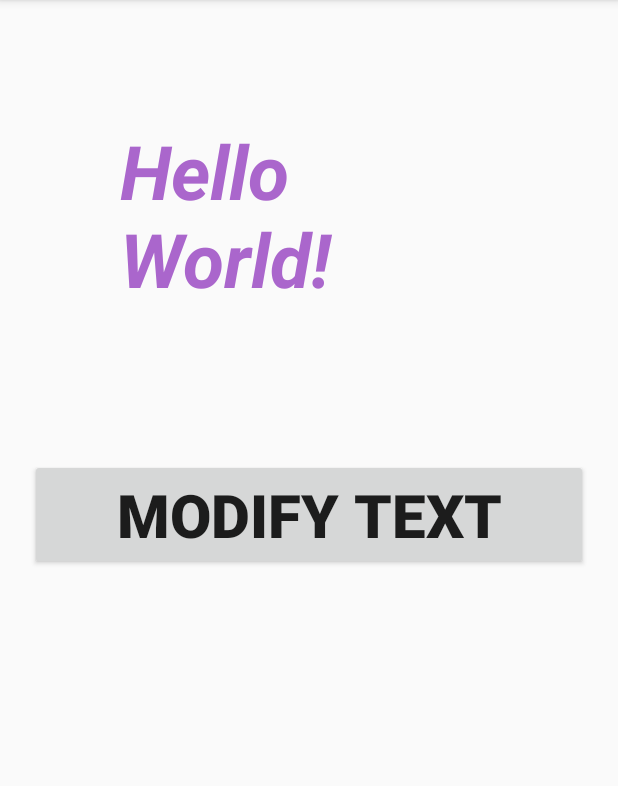
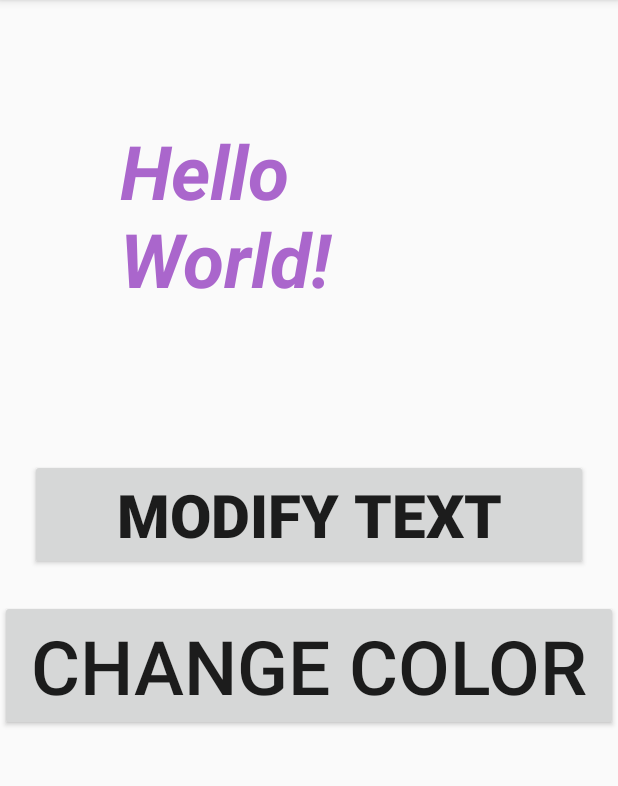
Before and after one commit to MustafaSerce/MobileProgramminglearning, an Android app: the screen it shows after launch (MainActivity), on a phone screen of 412 x 824 dp, the part 84-870 px from its top. Run offline under Robolectric (Android 15) with nearby library versions, the light colour scheme and no system bars.

Commit message:
My 1.1 Code and App Design

```diff
--- a/app/src/main/java/com/example/myfirstapp/MainActivity.java
+++ b/app/src/main/java/com/example/myfirstapp/MainActivity.java
@@ -2,6 +2,7 @@ package com.example.myfirstapp;
 
 import androidx.appcompat.app.AppCompatActivity;
 
+import android.graphics.Color;
 import android.os.Bundle;
 import android.view.View;
 import android.widget.Button;
@@ -11,6 +12,7 @@ public class MainActivity extends AppCompatActivity {
 
     TextView helloworldtext;
     Button modifybutton;
+    Button changecolorbtn;
     @Override
     protected void onCreate(Bundle savedInstanceState) {
         super.onCreate(savedInstanceState);
@@ -18,12 +20,16 @@ public class MainActivity extends AppCompatActivity {
 
         helloworldtext = findViewById(R.id.textView);
         modifybutton = findViewById(R.id.btn_modfy);
+        changecolorbtn = findViewById(R.id.changecolor);
 
         modifybutton.setOnClickListener(new View.OnClickListener() {
             @Override
             public void onClick(View v) {
                 helloworldtext.setText("My First Code ! ");
+                helloworldtext.setText("My 1.1 code");
             }
+
         });
+
     }
 }
--- a/app/src/main/res/layout/activity_main.xml
+++ b/app/src/main/res/layout/activity_main.xml
@@ -32,5 +32,12 @@
         android:textSize="40sp"
         android:layout_margin="20sp"
         />
+    <Button
+        android:id="@+id/changecolor"
+        android:layout_width="match_parent"
+        android:layout_height="wrap_content"
+        android:text="Change Color"
+        android:textSize="50sp"
+        />
 
 </LinearLayout>
```
